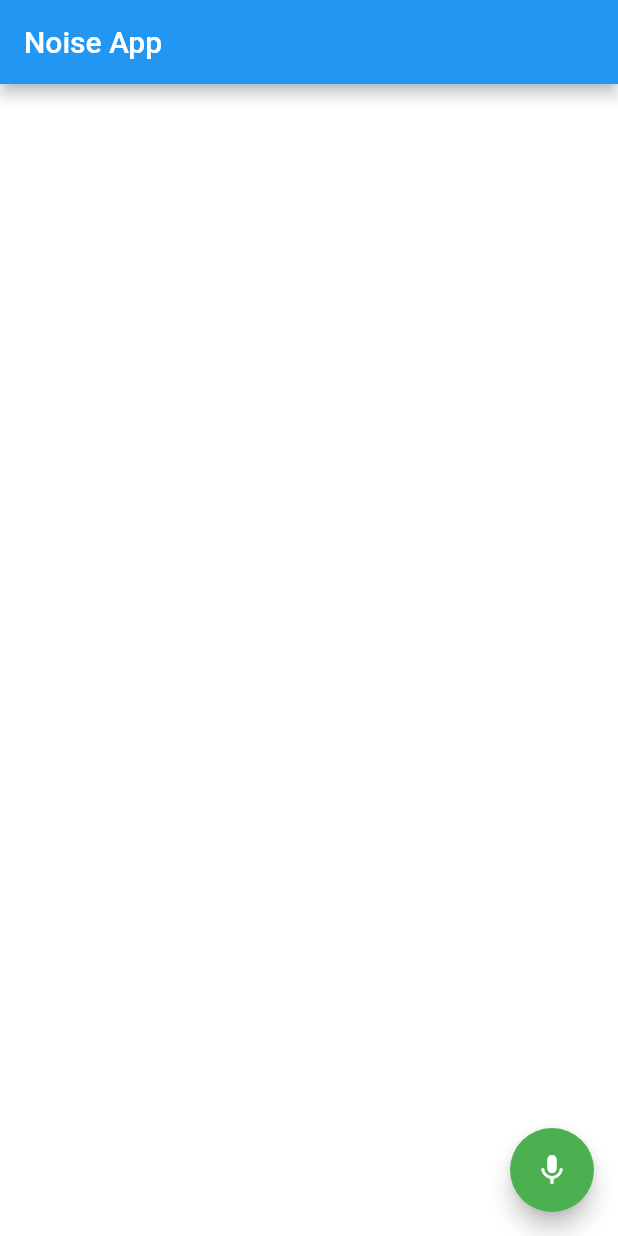
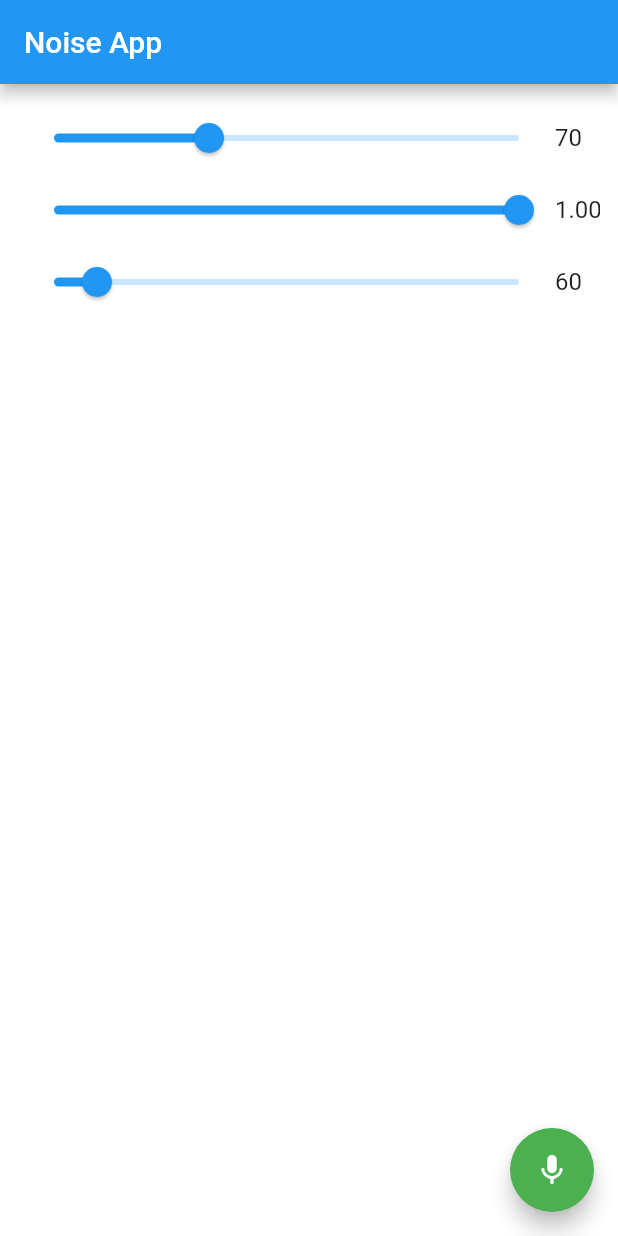
Before and after one commit to masterdodo/flutter-noise-app, a Flutter app: the screen it shows after launch, after a tap on the "mic" icon, on a phone screen of 412 x 824 dp. Run offline on Flutter 3.47's test engine with Material 2 defaults, Android fonts, the phone set to English and light mode, and no system bars; our stand-ins replace audioplayers; missing offline and left inert: noise_meter.

Commit message:
sliders added - ui(dB, perSec, SampleLen)

```diff
--- a/lib/main.dart
+++ b/lib/main.dart
@@ -40,6 +40,10 @@ class _NoiseMainState extends State<NoiseMain> {
   final player = AudioCache();
   Timer timer;
   int lastTimeBell = 0;
+  double _currentDbValue = 70;
+  double _currentPerSecValue = 1;
+  double _currentTimeSampleValue = 60;
+  double activeDbValue, activePerSecValue, activeTimeSampleValue;
 
   @override
   void initState() {
@@ -61,14 +65,21 @@ class _NoiseMainState extends State<NoiseMain> {
     this.changeText(noiseReading.meanDecibel.toString());
   }
 
+  //Turn MIC on
   void start() async {
     try {
       _noiseSubscription = _noiseMeter.noiseStream.listen(onData);
+      setState(() {
+        activeDbValue = _currentDbValue;
+        activePerSecValue = _currentPerSecValue;
+        activeTimeSampleValue = _currentTimeSampleValue;
+      });
     } catch (err) {
       print(err);
     }
   }
 
+  //Turn MIC off
   void stop() async {
     try {
       if (_noiseSubscription != null) {
@@ -94,11 +105,121 @@ class _NoiseMainState extends State<NoiseMain> {
       ),
       body: Padding(
         padding: const EdgeInsets.all(12.0),
-        child: Row(mainAxisAlignment: MainAxisAlignment.center, children: [
-          Text(this.text),
+        child: Column(children: [
+          dBTresholdSliderControl(30, 150),
+          perSecSliderControl(0.1, 1),
+          timeSampleSliderControl(5, 600)
         ]),
       ),
       floatingActionButton: buildActionMicButton(),
+    );
+  }
+
+  Row dBTresholdSliderControl(double minVal, double maxVal) {
+    return Row(
+      children: [
+        Flexible(
+          child: Slider(
+              min: minVal,
+              max: maxVal,
+              value: _currentDbValue,
+              label: _currentDbValue.round().toString(),
+              onChanged: (double val) {
+                setState(() {
+                  _currentDbValue = val;
+                });
+              }),
+        ),
+        Container(
+          width: 30,
+          child: TextField(
+            controller:
+                TextEditingController(text: _currentDbValue.round().toString()),
+            decoration:
+                InputDecoration(border: InputBorder.none, hintText: 'dB'),
+            onChanged: (String text) {
+              if (double.parse(text) >= minVal &&
+                  double.parse(text) <= maxVal) {
+                setState(() {
+                  _currentDbValue = double.parse(text);
+                });
+              }
+            },
+          ),
+        ),
+      ],
+    );
+  }
+
+  Row perSecSliderControl(double minVal, double maxVal) {
+    return Row(
+      children: [
+        Flexible(
+          child: Slider(
+              min: minVal,
+              max: maxVal,
+              value: _currentPerSecValue,
+              label: _currentPerSecValue.toStringAsFixed(2),
+              onChanged: (double val) {
+                setState(() {
+                  _currentPerSecValue = val;
+                });
+              }),
+        ),
+        Container(
+          width: 30,
+          child: TextField(
+            controller: TextEditingController(
+                text: _currentPerSecValue.toStringAsFixed(2)),
+            decoration:
+                InputDecoration(border: InputBorder.none, hintText: 'dB'),
+            onChanged: (String text) {
+              if (double.parse(text) >= minVal &&
+                  double.parse(text) <= maxVal) {
+                setState(() {
+                  _currentPerSecValue = double.parse(text);
+                });
+              }
+            },
+          ),
+        ),
+      ],
+    );
+  }
+
+  Row timeSampleSliderControl(double minVal, double maxVal) {
+    return Row(
+      children: [
+        Flexible(
+          child: Slider(
+              min: minVal,
+              max: maxVal,
+              value: _currentTimeSampleValue,
+              label: _currentTimeSampleValue.round().toString(),
+              onChanged: (double val) {
+                setState(() {
+                  _currentTimeSampleValue = val;
+                });
+              }),
+        ),
+        Container(
+          width: 30,
+          child: TextField(
+            controller: TextEditingController(
+                text: _currentTimeSampleValue.round().toString()),
+            decoration:
+                InputDecoration(border: InputBorder.none, hintText: 'dB'),
+            onChanged: (String text) {
+              if (double.parse(text) >= minVal &&
+                  double.parse(text) <= maxVal) {
+                setState(() {
+                  _currentTimeSampleValue = double.parse(text);
+                });
+              }
+            },
+          ),
+        ),
+      ],
     );
   }
 
```
Also changed, not shown: 1 other file.
